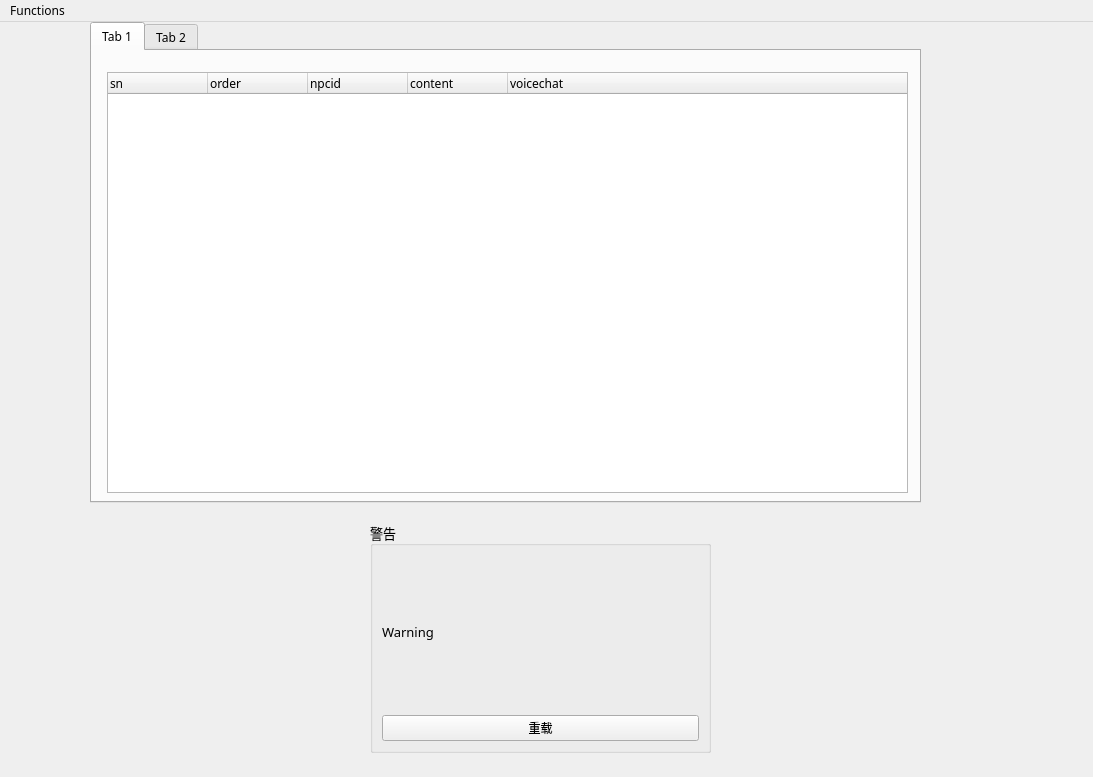
This is src/mainwindow.ui in hermixy/ploteditor as Qt 5 draws it before an edit. The edited form follows.
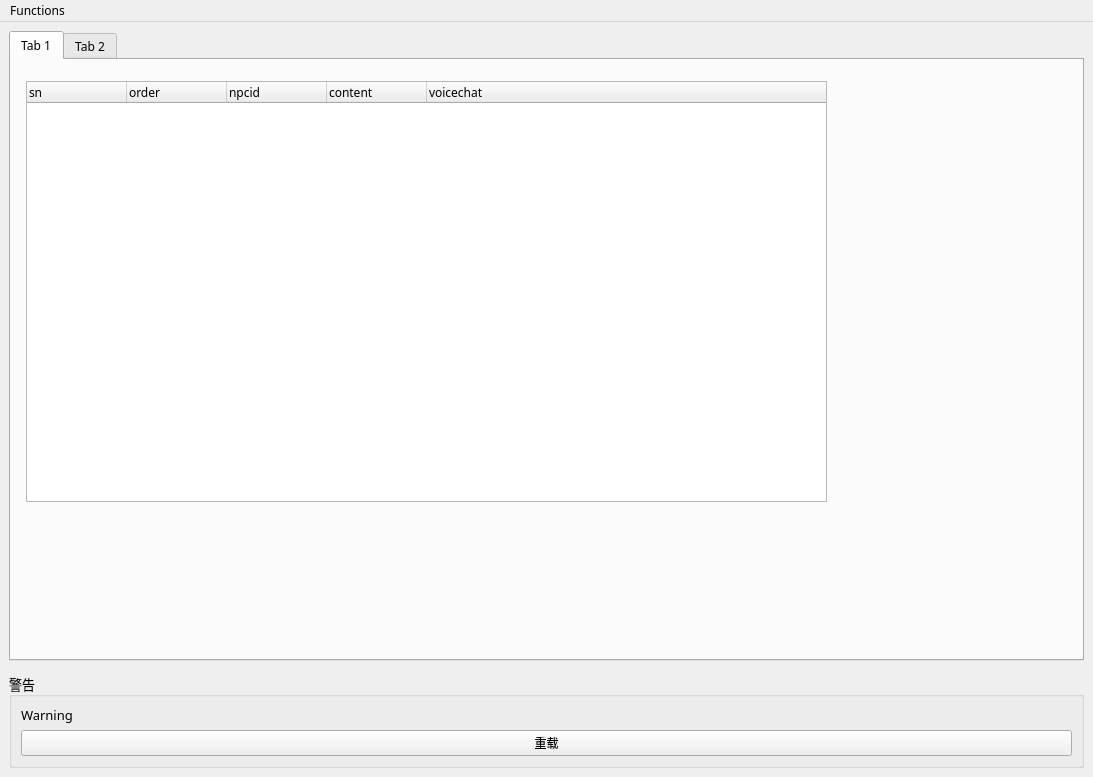
This is the edited form.

Patch:
```diff
--- a/src/mainwindow.ui
+++ b/src/mainwindow.ui
@@ -22,24 +22,11 @@
    <locale language="Chinese" country="China"/>
   </property>
   <widget class="QWidget" name="centralwidget">
-   <widget class="QWidget" name="widget" native="true">
-    <property name="geometry">
-     <rect>
-      <x>590</x>
-      <y>440</y>
-      <width>501</width>
-      <height>311</height>
-     </rect>
-    </property>
-   </widget>
+   <layout class="QVBoxLayout" name="verticalLayout_2">
+    <item>
    <widget class="QTabWidget" name="tabWidget">
-    <property name="geometry">
-     <rect>
-      <x>90</x>
-      <y>0</y>
-      <width>831</width>
-      <height>481</height>
-     </rect>
+      <property name="enabled">
+       <bool>true</bool>
     </property>
     <property name="currentIndex">
      <number>0</number>
@@ -124,15 +111,12 @@
      </layout>
     </widget>
    </widget>
+    </item>
+    <item>
+     <widget class="QWidget" name="widget" native="true"/>
+    </item>
+    <item>
    <widget class="QGroupBox" name="warningGroup">
-    <property name="geometry">
-     <rect>
-      <x>370</x>
-      <y>500</y>
-      <width>341</width>
-      <height>231</height>
-     </rect>
-    </property>
     <property name="font">
      <font>
       <family>微软雅黑</family>
@@ -179,6 +163,8 @@
      </item>
     </layout>
    </widget>
+    </item>
+   </layout>
   </widget>
   <widget class="QMenuBar" name="menubar">
    <property name="geometry">
```
Lines whose indentation alone changed are shown as unchanged.
